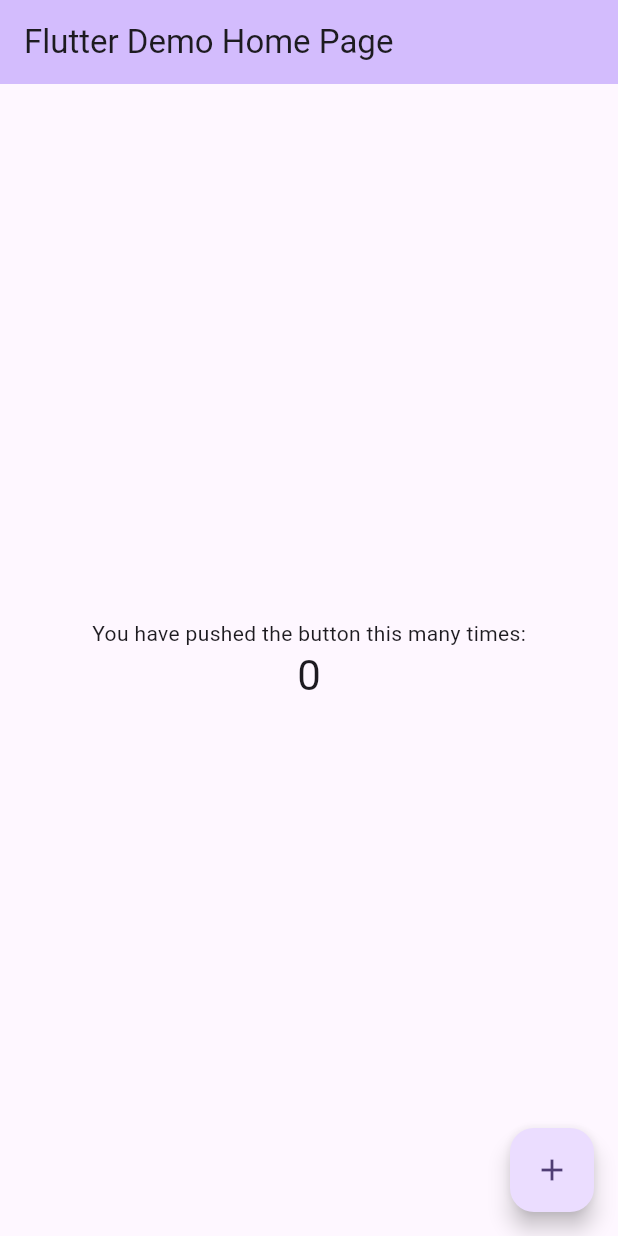
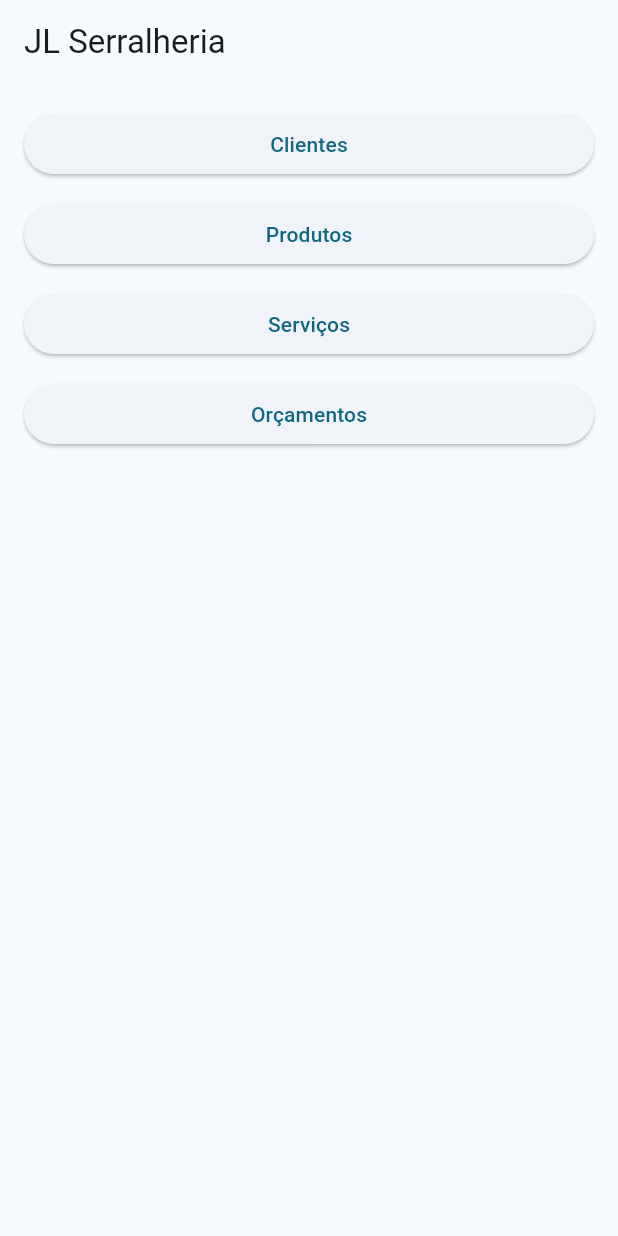
Before and after one commit to jl-serralheria-unisantos/projeto-jl-serralheria, a Flutter app: the screen it shows after launch, on a phone screen of 412 x 824 dp. Run offline on Flutter 3.47's test engine with Material 3 defaults, Android fonts, the phone set to English and light mode, and no system bars.

Commit message:
Organiza estrutura inicial do app

```diff
--- /dev/null
+++ b/lib/app.dart
@@ -0,0 +1,58 @@
+import 'package:flutter/material.dart';
+
+class SerralheriaApp extends StatelessWidget {
+  const SerralheriaApp({super.key});
+
+  @override
+  Widget build(BuildContext context) {
+    return MaterialApp(
+      title: 'JL Serralheria',
+      debugShowCheckedModeBanner: false,
+      theme: ThemeData(
+        colorSchemeSeed: Colors.blueGrey,
+        useMaterial3: true,
+      ),
+      home: const HomePage(),
+    );
+  }
+}
+
+class HomePage extends StatelessWidget {
+  const HomePage({super.key});
+
+  @override
+  Widget build(BuildContext context) {
+    return Scaffold(
+      appBar: AppBar(
+        title: const Text('JL Serralheria'),
+      ),
+      body: Padding(
+        padding: const EdgeInsets.all(16),
+        child: Column(
+          crossAxisAlignment: CrossAxisAlignment.stretch,
+          children: [
+            ElevatedButton(
+              onPressed: () {},
+              child: const Text('Clientes'),
+            ),
+            const SizedBox(height: 12),
+            ElevatedButton(
+              onPressed: () {},
+              child: const Text('Produtos'),
+            ),
+            const SizedBox(height: 12),
+            ElevatedButton(
+              onPressed: () {},
+              child: const Text('Serviços'),
+            ),
+            const SizedBox(height: 12),
+            ElevatedButton(
+              onPressed: () {},
+              child: const Text('Orçamentos'),
+            ),
+          ],
+        ),
+      ),
+    );
+  }
+}
--- a/lib/main.dart
+++ b/lib/main.dart
@@ -1,122 +1,7 @@
 import 'package:flutter/material.dart';
 
+import 'app.dart';
+
 void main() {
-  runApp(const MyApp());
+  runApp(const SerralheriaApp());
 }
-
-class MyApp extends StatelessWidget {
-  const MyApp({super.key});
-
-  // This widget is the root of your application.
-  @override
-  Widget build(BuildContext context) {
-    return MaterialApp(
-      title: 'Flutter Demo',
-      theme: ThemeData(
-        // This is the theme of your application.
-        //
-        // TRY THIS: Try running your application with "flutter run". You'll see
-        // the application has a purple toolbar. Then, without quitting the app,
-        // try changing the seedColor in the colorScheme below to Colors.green
-        // and then invoke "hot reload" (save your changes or press the "hot
-        // reload" button in a Flutter-supported IDE, or press "r" if you used
-        // the command line to start the app).
-        //
-        // Notice that the counter didn't reset back to zero; the application
-        // state is not lost during the reload. To reset the state, use hot
-        // restart instead.
-        //
-        // This works for code too, not just values: Most code changes can be
-        // tested with just a hot reload.
-        colorScheme: .fromSeed(seedColor: Colors.deepPurple),
-      ),
-      home: const MyHomePage(title: 'Flutter Demo Home Page'),
-    );
-  }
-}
-
-class MyHomePage extends StatefulWidget {
-  const MyHomePage({super.key, required this.title});
-
-  // This widget is the home page of your application. It is stateful, meaning
-  // that it has a State object (defined below) that contains fields that affect
-  // how it looks.
-
-  // This class is the configuration for the state. It holds the values (in this
-  // case the title) provided by the parent (in this case the App widget) and
-  // used by the build method of the State. Fields in a Widget subclass are
-  // always marked "final".
-
-  final String title;
-
-  @override
-  State<MyHomePage> createState() => _MyHomePageState();
-}
-
-class _MyHomePageState extends State<MyHomePage> {
-  int _counter = 0;
-
-  void _incrementCounter() {
-    setState(() {
-      // This call to setState tells the Flutter framework that something has
-      // changed in this State, which causes it to rerun the build method below
-      // so that the display can reflect the updated values. If we changed
-      // _counter without calling setState(), then the build method would not be
-      // called again, and so nothing would appear to happen.
-      _counter++;
-    });
-  }
-
-  @override
-  Widget build(BuildContext context) {
-    // This method is rerun every time setState is called, for instance as done
-    // by the _incrementCounter method above.
-    //
-    // The Flutter framework has been optimized to make rerunning build methods
-    // fast, so that you can just rebuild anything that needs updating rather
-    // than having to individually change instances of widgets.
-    return Scaffold(
-      appBar: AppBar(
-        // TRY THIS: Try changing the color here to a specific color (to
-        // Colors.amber, perhaps?) and trigger a hot reload to see the AppBar
-        // change color while the other colors stay the same.
-        backgroundColor: Theme.of(context).colorScheme.inversePrimary,
-        // Here we take the value from the MyHomePage object that was created by
-        // the App.build method, and use it to set our appbar title.
-        title: Text(widget.title),
-      ),
-      body: Center(
-        // Center is a layout widget. It takes a single child and positions it
-        // in the middle of the parent.
-        child: Column(
-          // Column is also a layout widget. It takes a list of children and
-          // arranges them vertically. By default, it sizes itself to fit its
-          // children horizontally, and tries to be as tall as its parent.
-          //
-          // Column has various properties to control how it sizes itself and
-          // how it positions its children. Here we use mainAxisAlignment to
-          // center the children vertically; the main axis here is the vertical
-          // axis because Columns are vertical (the cross axis would be
-          // horizontal).
-          //
-          // TRY THIS: Invoke "debug painting" (choose the "Toggle Debug Paint"
-          // action in the IDE, or press "p" in the console), to see the
-          // wireframe for each widget.
-          mainAxisAlignment: .center,
-          children: [
-            const Text('You have pushed the button this many times:'),
-            Text(
-              '$_counter',
-              style: Theme.of(context).textTheme.headlineMedium,
-            ),
-          ],
-        ),
-      ),
-      floatingActionButton: FloatingActionButton(
-        onPressed: _incrementCounter,
-        tooltip: 'Increment',
-        child: const Icon(Icons.add),
-      ),
-    );
-  }
-}
```
Also changed, not shown: 1 other file.
